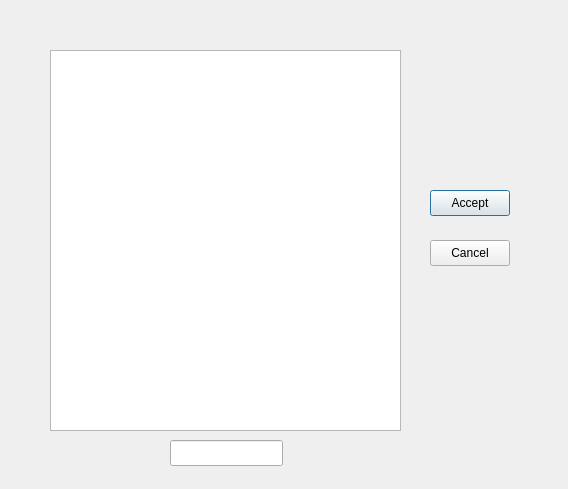
Above: commitwindow.ui from 1599982/Wallet before the change. Below: the same form after it.
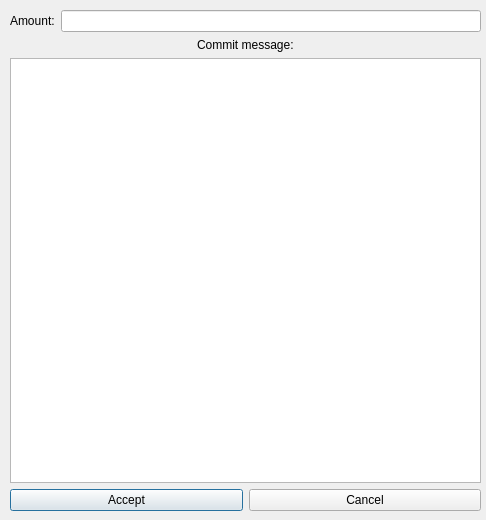
That is the form after the change.

Diff of the .ui file:
```diff
--- a/commitwindow.ui
+++ b/commitwindow.ui
@@ -6,58 +6,66 @@
    <rect>
     <x>0</x>
     <y>0</y>
-    <width>568</width>
-    <height>489</height>
+    <width>486</width>
+    <height>520</height>
    </rect>
   </property>
   <property name="windowTitle">
    <string>Dialog</string>
   </property>
-  <widget class="QTextEdit" name="TEDIT_MESSAGE">
+  <widget class="QWidget" name="verticalLayoutWidget">
    <property name="geometry">
     <rect>
-     <x>50</x>
-     <y>50</y>
-     <width>351</width>
-     <height>381</height>
+     <x>10</x>
+     <y>10</y>
+     <width>471</width>
+     <height>501</height>
     </rect>
    </property>
-  </widget>
-  <widget class="QLineEdit" name="LEDIT_AMOUNT">
-   <property name="geometry">
-    <rect>
-     <x>170</x>
-     <y>440</y>
-     <width>113</width>
-     <height>26</height>
-    </rect>
-   </property>
-  </widget>
+   <layout class="QVBoxLayout" name="verticalLayout">
+    <item>
+     <layout class="QHBoxLayout" name="horizontalLayout">
+      <item>
+       <widget class="QLabel" name="label_2">
+        <property name="text">
+         <string>Amount:</string>
+        </property>
+       </widget>
+      </item>
+      <item>
+       <widget class="QLineEdit" name="LEDIT_AMOUNT"/>
+      </item>
+     </layout>
+    </item>
+    <item alignment="Qt::AlignmentFlag::AlignHCenter">
+     <widget class="QLabel" name="label">
+      <property name="text">
+       <string>Commit message:</string>
+      </property>
+     </widget>
+    </item>
+    <item>
+     <widget class="QTextEdit" name="TEDIT_MESSAGE"/>
+    </item>
+    <item>
+     <layout class="QHBoxLayout" name="horizontalLayout_2">
+      <item>
   <widget class="QPushButton" name="PBTN_ACCEPT">
-   <property name="geometry">
-    <rect>
-     <x>430</x>
-     <y>190</y>
-     <width>80</width>
-     <height>26</height>
-    </rect>
-   </property>
    <property name="text">
     <string>Accept</string>
    </property>
   </widget>
+      </item>
+      <item>
   <widget class="QPushButton" name="PBTN_CANCEL">
-   <property name="geometry">
-    <rect>
-     <x>430</x>
-     <y>240</y>
-     <width>80</width>
-     <height>26</height>
-    </rect>
-   </property>
    <property name="text">
     <string>Cancel</string>
    </property>
+       </widget>
+      </item>
+     </layout>
+    </item>
+   </layout>
   </widget>
  </widget>
  <resources/>
```
Lines whose indentation alone changed are shown as unchanged.
